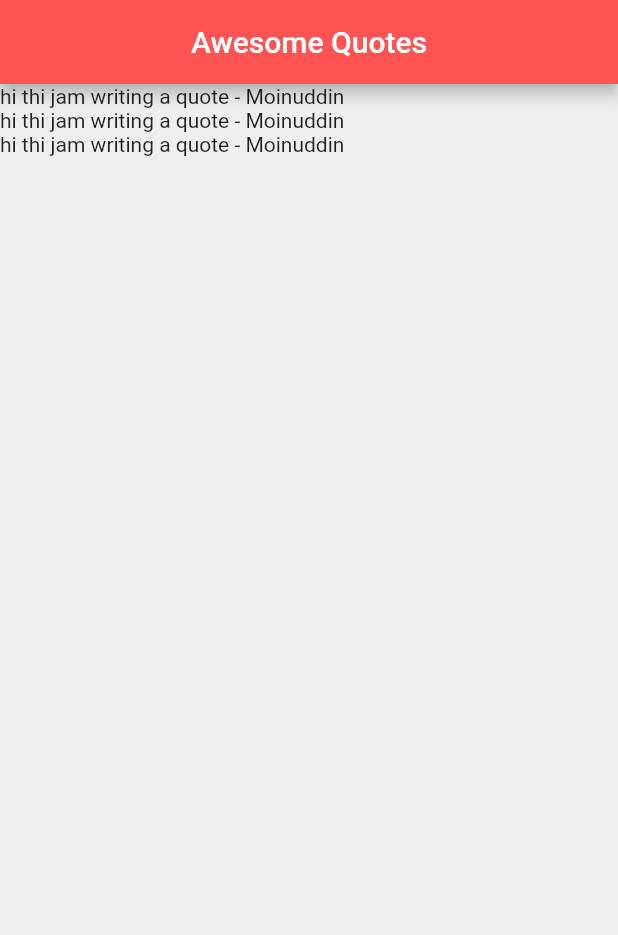
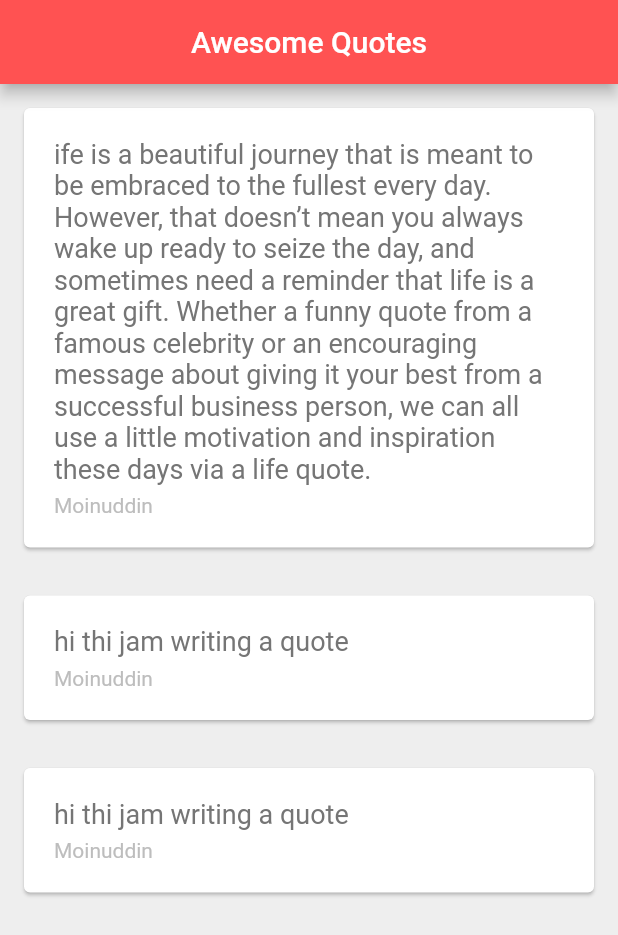
Before and after one commit to MUQuazi/flutterList, a Flutter app: the screen it shows after launch, on a phone screen of 412 x 824 dp. Shown: the top 935 px of the screen. Run offline on Flutter 3.47's test engine with Material 2 defaults, Android fonts, the light colour scheme and no system bars.

Commit message:
Added Card

```diff
--- a/lib/main.dart
+++ b/lib/main.dart
@@ -1,5 +1,6 @@
 import 'package:flutter/material.dart';
 import 'quote.dart';
+import 'quetecard.dart';
 void main() {
   runApp(MaterialApp(
     home: QuoteList(),
@@ -16,10 +17,14 @@ class QuoteList extends StatefulWidget {
 class _QuoteListState extends State<QuoteList> {
 
   List<Quote> quotes = [
-    Quote(text: "hi thi jam writing a quote", author: "Moinuddin"),
+    Quote(text: "ife is a beautiful journey that is meant to be embraced to the fullest every day. However, that doesn’t mean you always wake up ready to seize the day, and sometimes need a reminder that life is a great gift. Whether a funny quote from a famous celebrity or an encouraging message about giving it your best from a successful business person, we can all use a little motivation and inspiration these days via a life quote.", author: "Moinuddin"),
      Quote(text: "hi thi jam writing a quote", author: "Moinuddin"),
       Quote(text: "hi thi jam writing a quote", author: "Moinuddin")
   ];
+
+  Widget quoteTemplate(quote){
+    return QuoteCard(quote: quote);
+  }
 
   @override
   Widget build(BuildContext context) {
@@ -31,9 +36,7 @@ class _QuoteListState extends State<QuoteList> {
         backgroundColor: Colors.redAccent,
       ),
       body: Column(
-        children: quotes.map((quote) {
-          return Text('${quote.text} - ${quote.author}');
-        }).toList(),
+        children: quotes.map((quote) => quoteTemplate(quote)).toList(),
       ),
     );
   }
--- /dev/null
+++ b/lib/quetecard.dart
@@ -0,0 +1,39 @@
+
+import 'package:flutter/material.dart';
+import 'quote.dart';
+class QuoteCard extends StatelessWidget {
+  final Quote quote;
+  QuoteCard({required this.quote});
+  @override
+  Widget build(BuildContext context) {
+    return Card(
+
+      margin: EdgeInsets.fromLTRB(16.0, 16.0, 16.0, 16.0),
+      child: Padding(
+        padding: const EdgeInsets.all(20.0),
+        child: Column(
+          crossAxisAlignment: CrossAxisAlignment.stretch,
+          children: <Widget>[
+                  Text(
+                    quote.text,
+                    style: TextStyle(
+                      fontSize:  18.0,
+                      color: Colors.grey[600],
+                       ),
+                    ),
+                    SizedBox(height: 6.0,),
+
+                    Text(
+                    quote.author,
+                    style: TextStyle(
+                      fontSize:  14.0,
+                      color: Colors.grey[400],
+                       ),
+                    ),
+
+          ],
+          ),
+      ),
+    );
+  }
+}
```
